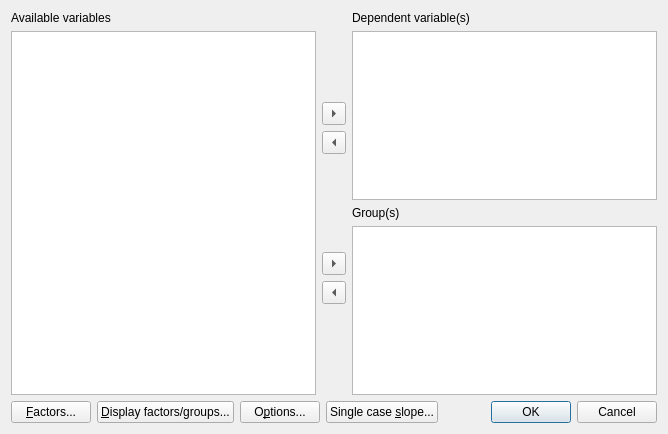
cogstat/cogstat, file cogstat/ui/compare_vars_groups.ui: the form before one commit.
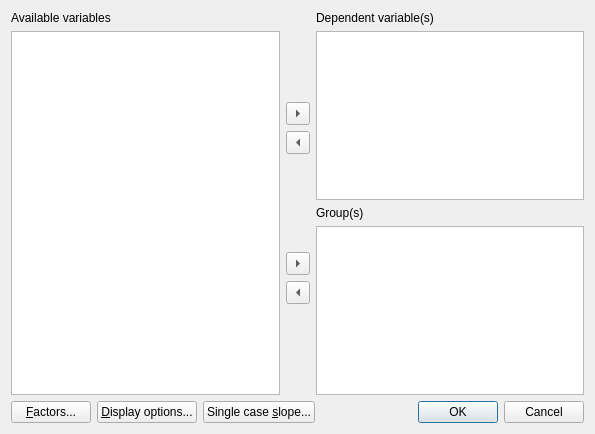
The form after the commit.

Commit message: merge factor display option and y limit display option dialogs

Patch:
```diff
--- a/cogstat/ui/compare_vars_groups.ui
+++ b/cogstat/ui/compare_vars_groups.ui
@@ -6,7 +6,7 @@
    <rect>
     <x>0</x>
     <y>0</y>
-    <width>668</width>
+    <width>595</width>
     <height>434</height>
    </rect>
   </property>
@@ -164,14 +164,7 @@
      <item>
       <widget class="QPushButton" name="pushButton_3">
        <property name="text">
-        <string>&amp;Display factors/groups...</string>
-       </property>
-      </widget>
-     </item>
-     <item>
-      <widget class="QPushButton" name="pushButton_2">
-       <property name="text">
-        <string>O&amp;ptions...</string>
+        <string>&amp;Display options...</string>
        </property>
       </widget>
      </item>
```
Left out of the diff: 5 changed lines with no effect on the pictures. The commit also changes 14 other files.
